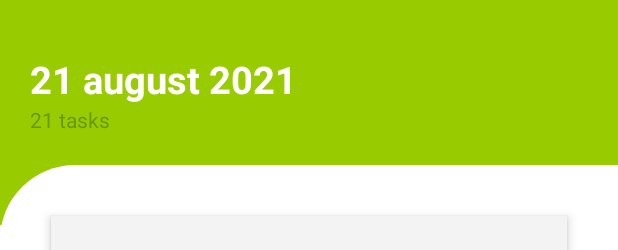
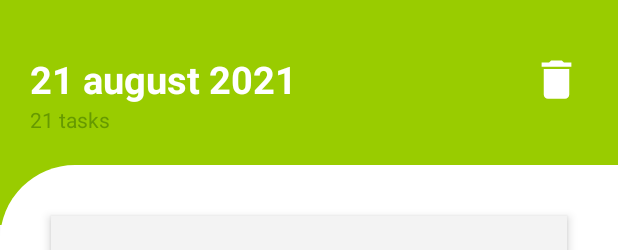
Before and after one commit to zurbaevi/android-to-do-list, an Android app: the layout fragment_task.xml on its own in the app's theme, with its tools: preview values and no code run, on a phone screen of 412 x 824 dp. Shown: the top 250 px of the screen. Run offline under Robolectric (Android 15) with nearby library versions, the phone set to English and light mode, and no system bars; Roboto replaces fonts that are not available here.

Commit message:
Added the ability to delete all tasks

```diff
--- a/app/src/main/java/dev/zurbaevi/todolist/database/TaskDao.kt
+++ b/app/src/main/java/dev/zurbaevi/todolist/database/TaskDao.kt
@@ -15,6 +15,9 @@ interface TaskDao {
     @Delete
     suspend fun delete(taskEntry: TaskEntry)
 
+    @Query("DELETE FROM task_table")
+    suspend fun deleteAllTasks()
+
     @Query("SELECT * FROM task_table ORDER BY timestamp DESC")
     fun getAllTasks(): LiveData<List<TaskEntry>>
 
--- a/app/src/main/java/dev/zurbaevi/todolist/repository/TaskRepository.kt
+++ b/app/src/main/java/dev/zurbaevi/todolist/repository/TaskRepository.kt
@@ -6,14 +6,14 @@ import dev.zurbaevi.todolist.database.TaskEntry
 
 class TaskRepository(private val taskDao: TaskDao) {
 
-    suspend fun insert(taskEntry: TaskEntry) {
-        taskDao.insert(taskEntry)
-    }
+    suspend fun insert(taskEntry: TaskEntry) = taskDao.insert(taskEntry)
 
     suspend fun update(taskEntry: TaskEntry) = taskDao.update(taskEntry)
 
     suspend fun delete(taskEntry: TaskEntry) = taskDao.delete(taskEntry)
 
+    suspend fun deleteAllTasks() = taskDao.deleteAllTasks()
+
     fun getAllTasks(): LiveData<List<TaskEntry>> = taskDao.getAllTasks()
 
     fun getAllTasksCount(): LiveData<Int> = taskDao.getAllTasksCount()
--- a/app/src/main/java/dev/zurbaevi/todolist/viewmodel/TaskViewModel.kt
+++ b/app/src/main/java/dev/zurbaevi/todolist/viewmodel/TaskViewModel.kt
@@ -34,4 +34,10 @@ class TaskViewModel(application: Application) : AndroidViewModel(application) {
             taskRepository.delete(taskEntry)
         }
     }
+
+    fun deleteAllTasks() {
+        viewModelScope.launch(Dispatchers.IO) {
+            taskRepository.deleteAllTasks()
+        }
+    }
 }
--- /dev/null
+++ b/app/src/main/res/drawable/ic_delete.xml
@@ -0,0 +1,5 @@
+<vector android:height="34dp" android:tint="#FFFFFF"
+    android:viewportHeight="24" android:viewportWidth="24"
+    android:width="34dp" xmlns:android="http://schemas.android.com/apk/res/android">
+    <path android:fillColor="@android:color/white" android:pathData="M6,19c0,1.1 0.9,2 2,2h8c1.1,0 2,-0.9 2,-2V7H6v12zM19,4h-3.5l-1,-1h-5l-1,1H5v2h14V4z"/>
+</vector>
--- a/app/src/main/res/layout/fragment_task.xml
+++ b/app/src/main/res/layout/fragment_task.xml
@@ -39,6 +39,18 @@
                 tools:ignore="TextContrastCheck"
                 tools:text="21 tasks" />
 
+            <ImageView
+                android:id="@+id/image_delete_all_tasks"
+                android:layout_width="wrap_content"
+                android:layout_height="wrap_content"
+                android:layout_alignBottom="@+id/text_today_title"
+                android:layout_alignParentEnd="true"
+                android:layout_marginEnd="24dp"
+                android:clickable="true"
+                android:contentDescription="@string/fragment_task_clear_all_tasks"
+                android:focusable="true"
+                android:src="@drawable/ic_delete" />
+
         </RelativeLayout>
 
         <LinearLayout
--- a/app/src/main/res/values/strings.xml
+++ b/app/src/main/res/values/strings.xml
@@ -10,4 +10,5 @@
     <string name="fragment_update_update_task">Update Task</string>
     <string name="fragment_update_enter_task">Enter Task</string>
     <string name="menu_search">Search</string>
+    <string name="fragment_task_clear_all_tasks">Clear all tasks</string>
 </resources>
```
Also changed, not shown: app/src/main/java/dev/zurbaevi/todolist/ui/task/TaskFragment.kt (+17 -0 lines), app/src/main/res/drawable/ic_search.xml (deleted, +0 -10 lines), 4 other files.
